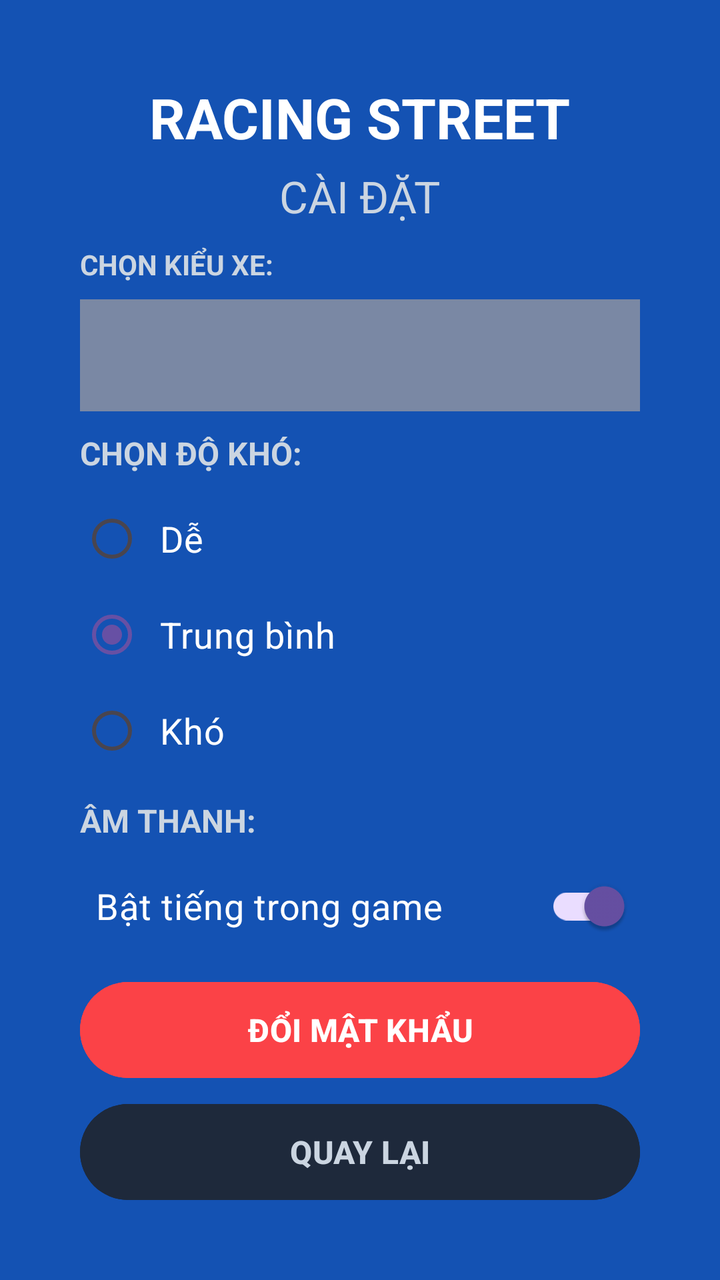
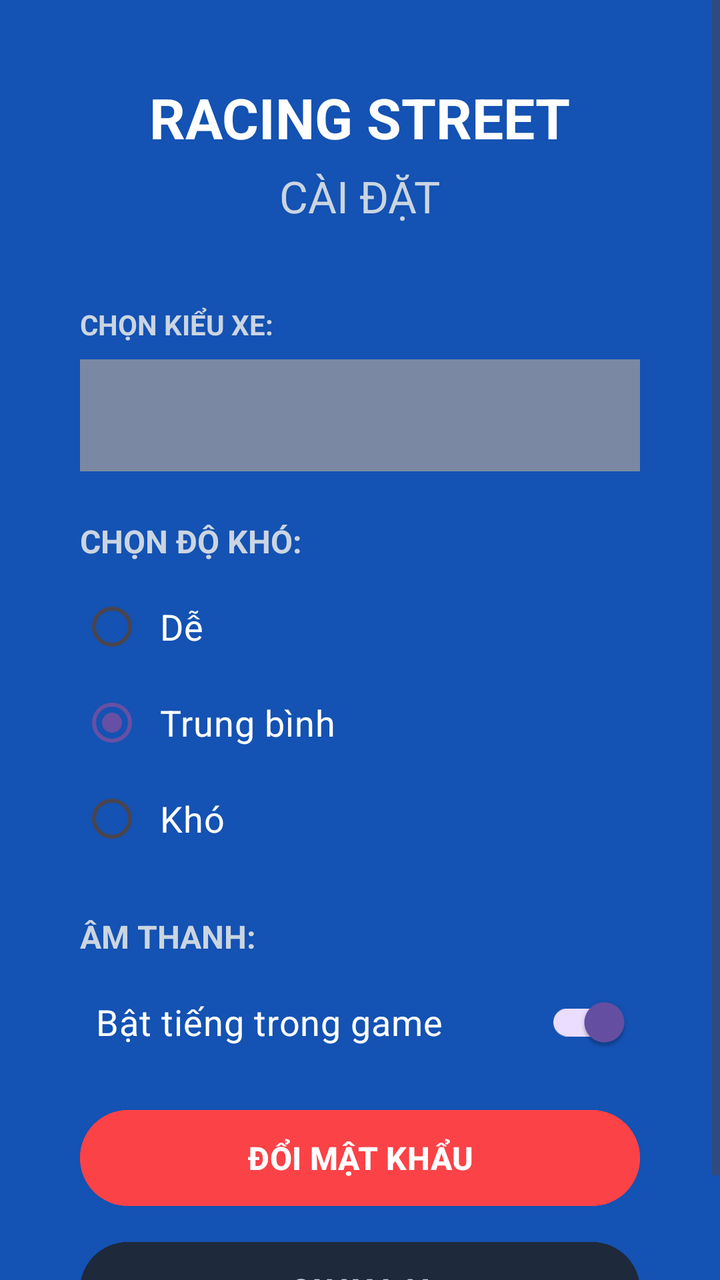

The first picture is an Android layout as it rendered before a commit; the second is the same layout after the commit. The layout source and the unified diff follow.
<!-- AndroidManifest.xml: application theme Theme.Game -->
<!-- res/layout/activity_setting_layout.xml -->
<?xml version="1.0" encoding="utf-8"?>
<LinearLayout xmlns:android="http://schemas.android.com/apk/res/android"
    xmlns:tools="http://schemas.android.com/tools"
    android:id="@+id/main"
    android:layout_width="match_parent"
    android:layout_height="match_parent"
    android:background="#1452B3"
    android:orientation="vertical"
    android:gravity="center_horizontal"
    android:padding="24dp"
    tools:context=".MainMenu.settingLayout">

    <TextView
        android:layout_width="wrap_content"
        android:layout_height="wrap_content"
        android:layout_marginTop="16dp"
        android:text="RACING STREET"
        android:textColor="#FFFFFF"
        android:textSize="28sp"
        android:textStyle="bold" />

    <TextView
        android:layout_width="wrap_content"
        android:layout_height="wrap_content"
        android:layout_marginTop="6dp"
        android:text="CÀI ĐẶT"
        android:textColor="#CBD5E1"
        android:textSize="22sp" />

    <TextView
        android:layout_width="280dp"
        android:layout_height="wrap_content"
        android:layout_marginTop="10dp"
        android:text="CHỌN KIỂU XE:"
        android:textColor="#CBD5E1"
        android:textSize="14sp"
        android:textStyle="bold" />

    <Spinner
        android:id="@+id/spnChooseCar"
        android:layout_width="280dp"
        android:layout_height="56dp"
        android:layout_marginTop="8dp"
        android:background="#7A88A4"
        android:popupBackground="#7A88A4" />

    <TextView
        android:layout_width="280dp"
        android:layout_height="wrap_content"
        android:layout_marginTop="10dp"
        android:text="CHỌN ĐỘ KHÓ:"
        android:textColor="#CBD5E1"
        android:textSize="16sp"
        android:textStyle="bold" />

    <RadioGroup
        android:id="@+id/rgDifficultyBasic"
        android:layout_width="wrap_content"
        android:layout_height="wrap_content"
        android:layout_marginTop="8dp">

        <RadioButton
            android:id="@+id/rbEasy"
            android:layout_width="280dp"
            android:layout_height="wrap_content"
            android:text="Dễ"
            android:textColor="#FFFFFF"
            android:textSize="18sp"
            android:padding="8dp" />

        <RadioButton
            android:id="@+id/rbMedium"
            android:layout_width="280dp"
            android:layout_height="wrap_content"
            android:text="Trung bình"
            android:textColor="#FFFFFF"
            android:textSize="18sp"
            android:padding="8dp"
            android:checked="true" />
        <RadioButton
        android:id="@+id/rbHard"
        android:layout_width="280dp"
        android:layout_height="wrap_content"
        android:text="Khó"
        android:textColor="#FFFFFF"
        android:textSize="18sp"
        android:padding="8dp" />

    </RadioGroup>

    <TextView
        android:layout_width="280dp"
        android:layout_height="wrap_content"
        android:layout_marginTop="10dp"
        android:text="ÂM THANH:"
        android:textColor="#CBD5E1"
        android:textSize="16sp"
        android:textStyle="bold" />

    <androidx.appcompat.widget.SwitchCompat
        android:id="@+id/switchSound"
        android:layout_width="280dp"
        android:layout_height="wrap_content"
        android:layout_marginTop="8dp"
        android:text="Bật tiếng trong game"
        android:textColor="#FFFFFF"
        android:textSize="18sp"
        android:paddingHorizontal="8dp"
        android:checked="true" />

    <Button
        android:id="@+id/btnChangePass"
        android:layout_width="280dp"
        android:layout_height="56dp"
        android:layout_marginTop="10dp"
        android:backgroundTint="#FB4247"
        android:text="ĐỔI MẬT KHẨU"
        android:textColor="#FFFFFF"
        android:textSize="16sp"
        android:textStyle="bold" />

    <Button
        android:id="@+id/btnBack"
        android:layout_width="280dp"
        android:layout_height="56dp"
        android:layout_marginTop="5dp"
        android:backgroundTint="#1E293B"
        android:text="QUAY LẠI"
        android:textColor="#CBD5E1"
        android:textSize="16sp"
        android:textStyle="bold" />

</LinearLayout>
<!-- resources referenced by this layout -->
<resources>
  <style name="Theme.Game" parent="Base.Theme.Game" />
  <style name="Base.Theme.Game" parent="Theme.Material3.DayNight.NoActionBar">
          
          
      </style>
</resources>

<!-- the commit's change to res/layout/activity_setting_layout.xml (unified diff, before → after) -->
@@ -1,133 +1,141 @@
 <?xml version="1.0" encoding="utf-8"?>
-<LinearLayout xmlns:android="http://schemas.android.com/apk/res/android"
+<ScrollView xmlns:android="http://schemas.android.com/apk/res/android"
     xmlns:tools="http://schemas.android.com/tools"
     android:id="@+id/main"
     android:layout_width="match_parent"
     android:layout_height="match_parent"
     android:background="#1452B3"
-    android:orientation="vertical"
-    android:gravity="center_horizontal"
-    android:padding="24dp"
     tools:context=".MainMenu.settingLayout">
 
-    <TextView
-        android:layout_width="wrap_content"
+    <LinearLayout
+        android:layout_width="match_parent"
         android:layout_height="wrap_content"
-        android:layout_marginTop="16dp"
-        android:text="RACING STREET"
-        android:textColor="#FFFFFF"
-        android:textSize="28sp"
-        android:textStyle="bold" />
+        android:orientation="vertical"
+        android:gravity="center_horizontal"
+        android:padding="24dp">
 
-    <TextView
-        android:layout_width="wrap_content"
-        android:layout_height="wrap_content"
-        android:layout_marginTop="6dp"
-        android:text="CÀI ĐẶT"
-        android:textColor="#CBD5E1"
-        android:textSize="22sp" />
+        <TextView
+            android:layout_width="wrap_content"
+            android:layout_height="wrap_content"
+            android:layout_marginTop="16dp"
+            android:text="RACING STREET"
+            android:textColor="#FFFFFF"
+            android:textSize="28sp"
+            android:textStyle="bold" />
 
-    <TextView
-        android:layout_width="280dp"
-        android:layout_height="wrap_content"
-        android:layout_marginTop="10dp"
-        android:text="CHỌN KIỂU XE:"
-        android:textColor="#CBD5E1"
-        android:textSize="14sp"
-        android:textStyle="bold" />
+        <TextView
+            android:layout_width="wrap_content"
+            android:layout_height="wrap_content"
+            android:layout_marginTop="6dp"
+            android:text="CÀI ĐẶT"
+            android:textColor="#CBD5E1"
+            android:textSize="22sp" />
 
-    <Spinner
-        android:id="@+id/spnChooseCar"
-        android:layout_width="280dp"
-        android:layout_height="56dp"
-        android:layout_marginTop="8dp"
-        android:background="#7A88A4"
-        android:popupBackground="#7A88A4" />
-
-    <TextView
-        android:layout_width="280dp"
-        android:layout_height="wrap_content"
-        android:layout_marginTop="10dp"
-        android:text="CHỌN ĐỘ KHÓ:"
-        android:textColor="#CBD5E1"
-        android:textSize="16sp"
-        android:textStyle="bold" />
-
-    <RadioGroup
-        android:id="@+id/rgDifficultyBasic"
-        android:layout_width="wrap_content"
-        android:layout_height="wrap_content"
-        android:layout_marginTop="8dp">
-
-        <RadioButton
-            android:id="@+id/rbEasy"
+        <TextView
             android:layout_width="280dp"
             android:layout_height="wrap_content"
-            android:text="Dễ"
+            android:layout_marginTop="40dp"
+            android:text="CHỌN KIỂU XE:"
+            android:textColor="#CBD5E1"
+            android:textSize="14sp"
+            android:textStyle="bold" />
+
+        <Spinner
+            android:id="@+id/spnChooseCar"
+            android:layout_width="280dp"
+            android:layout_height="56dp"
+            android:layout_marginTop="8dp"
+            android:background="#7A88A4"
+            android:popupBackground="#7A88A4" />
+
+        <TextView
+            android:layout_width="280dp"
+            android:layout_height="wrap_content"
+            android:layout_marginTop="24dp"
+            android:text="CHỌN ĐỘ KHÓ:"
+            android:textColor="#CBD5E1"
+            android:textSize="16sp"
+            android:textStyle="bold" />
+
+        <RadioGroup
+            android:id="@+id/rgDifficultyBasic"
+            android:layout_width="wrap_content"
+            android:layout_height="wrap_content"
+            android:layout_marginTop="8dp">
+
+            <RadioButton
+                android:id="@+id/rbEasy"
+                android:layout_width="280dp"
+                android:layout_height="wrap_content"
+                android:text="Dễ"
+                android:textColor="#FFFFFF"
+                android:textSize="18sp"
+                android:padding="8dp" />
+
+            <RadioButton
+                android:id="@+id/rbMedium"
+                android:layout_width="280dp"
+                android:layout_height="wrap_content"
+                android:text="Trung bình"
+                android:textColor="#FFFFFF"
+                android:textSize="18sp"
+                android:padding="8dp"
+                android:checked="true" />
+
+            <RadioButton
+                android:id="@+id/rbHard"
+                android:layout_width="280dp"
+                android:layout_height="wrap_content"
+                android:text="Khó"
+                android:textColor="#FFFFFF"
+                android:textSize="18sp"
+                android:padding="8dp" />
+
+        </RadioGroup>
+
+        <TextView
+            android:layout_width="280dp"
+            android:layout_height="wrap_content"
+            android:layout_marginTop="24dp"
+            android:text="ÂM THANH:"
+            android:textColor="#CBD5E1"
+            android:textSize="16sp"
+            android:textStyle="bold" />
+
+        <androidx.appcompat.widget.SwitchCompat
+            android:id="@+id/switchSound"
+            android:layout_width="280dp"
+            android:layout_height="wrap_content"
+            android:layout_marginTop="8dp"
+            android:text="Bật tiếng trong game"
             android:textColor="#FFFFFF"
             android:textSize="18sp"
-            android:padding="8dp" />
+            android:paddingHorizontal="8dp"
+            android:checked="true" />
 
-        <RadioButton
-            android:id="@+id/rbMedium"
+        <Button
+            android:id="@+id/btnChangePass"
             android:layout_width="280dp"
-            android:layout_height="wrap_content"
-            android:text="Trung bình"
+            android:layout_height="56dp"
+            android:layout_marginTop="16dp"
+            android:backgroundTint="#FB4247"
+            android:text="ĐỔI MẬT KHẨU"
             android:textColor="#FFFFFF"
-            android:textSize="18sp"
-            android:padding="8dp"
-            android:checked="true" />
-        <RadioButton
-        android:id="@+id/rbHard"
-        android:layout_width="280dp"
-        android:layout_height="wrap_content"
-        android:text="Khó"
-        android:textColor="#FFFFFF"
-        android:textSize="18sp"
-        android:padding="8dp" />
+            android:textSize="16sp"
+            android:textStyle="bold"
+            />
 
-    </RadioGroup>
+        <Button
+            android:id="@+id/btnBack"
+            android:layout_width="280dp"
+            android:layout_height="56dp"
+            android:layout_marginTop="10dp"
+            android:backgroundTint="#1E293B"
+            android:text="QUAY LẠI"
+            android:textColor="#CBD5E1"
+            android:textSize="16sp"
+            android:textStyle="bold" />
 
-    <TextView
-        android:layout_width="280dp"
-        android:layout_height="wrap_content"
-        android:layout_marginTop="10dp"
-        android:text="ÂM THANH:"
-        android:textColor="#CBD5E1"
-        android:textSize="16sp"
-        android:textStyle="bold" />
+    </LinearLayout>
 
-    <androidx.appcompat.widget.SwitchCompat
-        android:id="@+id/switchSound"
-        android:layout_width="280dp"
-        android:layout_height="wrap_content"
-        android:layout_marginTop="8dp"
-        android:text="Bật tiếng trong game"
-        android:textColor="#FFFFFF"
-        android:textSize="18sp"
-        android:paddingHorizontal="8dp"
-        android:checked="true" />
-
-    <Button
-        android:id="@+id/btnChangePass"
-        android:layout_width="280dp"
-        android:layout_height="56dp"
-        android:layout_marginTop="10dp"
-        android:backgroundTint="#FB4247"
-        android:text="ĐỔI MẬT KHẨU"
-        android:textColor="#FFFFFF"
-        android:textSize="16sp"
-        android:textStyle="bold" />
-
-    <Button
-        android:id="@+id/btnBack"
-        android:layout_width="280dp"
-        android:layout_height="56dp"
-        android:layout_marginTop="5dp"
-        android:backgroundTint="#1E293B"
-        android:text="QUAY LẠI"
-        android:textColor="#CBD5E1"
-        android:textSize="16sp"
-        android:textStyle="bold" />
-
-</LinearLayout>
+</ScrollView>
